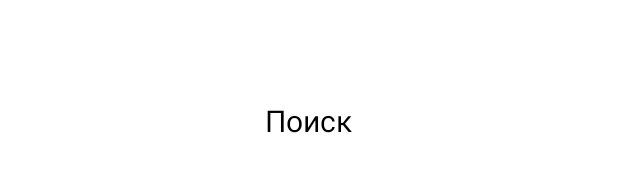
After one commit to MaxxySE/PlaylistMaker, an Android app: the layout activity_search.xml on its own in the app's theme, with its tools: preview values and no code run, on a phone screen of 412 x 824 dp. The commit adds this screen. Shown: the part 497-669 px from the top of the screen. Run offline under Robolectric (Android 15) with nearby library versions, the phone set to English and light mode, and no system bars.

Commit message:
сделал все дз

```diff
--- a/app/src/main/res/layout/activity_main.xml
+++ b/app/src/main/res/layout/activity_main.xml
@@ -27,6 +27,7 @@
         android:orientation="vertical">
 
         <Button
+            android:id="@+id/search_btn"
             android:layout_width="match_parent"
             android:layout_height="match_parent"
             android:layout_marginBottom="@dimen/button_padding"
@@ -44,6 +45,7 @@
             />
 
         <Button
+            android:id="@+id/library_btn"
             android:layout_width="match_parent"
             android:layout_height="match_parent"
             android:backgroundTint="@color/white"
@@ -61,6 +63,7 @@
             app:iconTint="@color/black"/>
 
         <Button
+            android:id="@+id/settings_btn"
             android:layout_width="match_parent"
             android:layout_height="match_parent"
             android:layout_marginTop="@dimen/button_padding"
--- /dev/null
+++ b/app/src/main/res/layout/activity_search.xml
@@ -0,0 +1,18 @@
+<?xml version="1.0" encoding="utf-8"?>
+<FrameLayout xmlns:android="http://schemas.android.com/apk/res/android"
+    xmlns:app="http://schemas.android.com/apk/res-auto"
+    xmlns:tools="http://schemas.android.com/tools"
+    android:layout_width="match_parent"
+    android:layout_height="match_parent"
+    android:background="@color/white"
+    tools:context=".SearchActivity">
+
+    <TextView
+        android:layout_width="wrap_content"
+        android:layout_height="wrap_content"
+        android:text="@string/search"
+        android:layout_gravity="center"
+        android:textColor="@color/black"
+        android:textSize="20sp"/>
+
+</FrameLayout>
--- a/app/src/main/res/layout/activity_settings.xml
+++ b/app/src/main/res/layout/activity_settings.xml
@@ -16,12 +16,14 @@
         android:paddingBottom="36dp">
 
         <ImageView
+            android:id="@+id/back_btn"
             android:layout_width="wrap_content"
             android:layout_height="wrap_content"
             app:srcCompat="@drawable/back"
             android:paddingEnd="@dimen/top_bottom_padding"
             android:backgroundTint="@color/black"
             android:layout_gravity="center"
+            android:foreground="?attr/selectableItemBackground"
             tools:ignore="RtlSymmetry" />
 
         <TextView
```
Also changed, not shown: app/src/main/AndroidManifest.xml (+9 -0 lines), app/src/main/java/com/example/playlistmaker/LibraryActivity.kt (added, +11 -0 lines), app/src/main/java/com/example/playlistmaker/MainActivity.kt (+33 -0 lines), app/src/main/java/com/example/playlistmaker/SearchActivity.kt (added, +11 -0 lines), app/src/main/java/com/example/playlistmaker/SettingsActivity.kt (added, +23 -0 lines), app/src/main/res/layout/activity_library.xml (added, +18 -0 lines).
